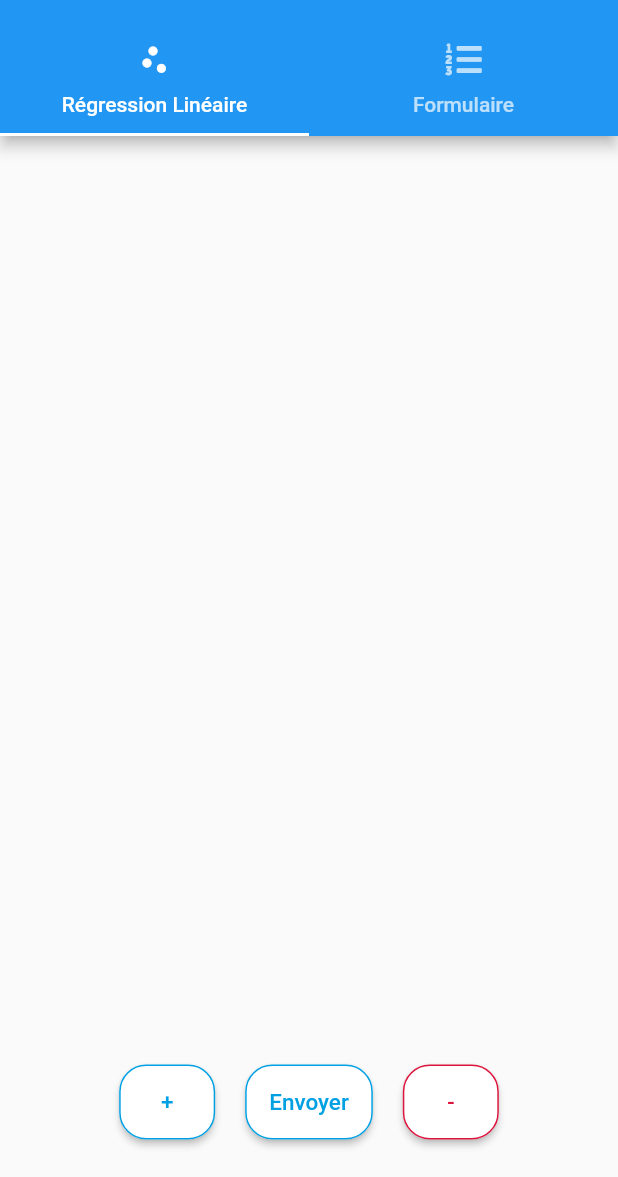
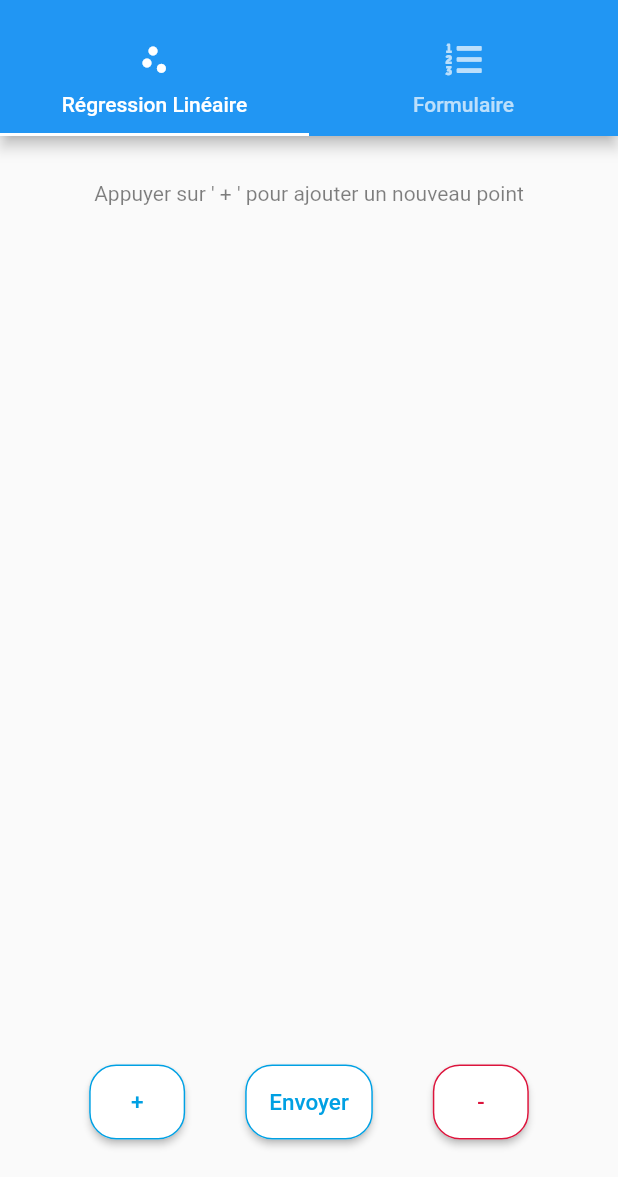
Before and after one commit to aznnn13/projetm1_mobile, a Flutter app: the screen it shows after launch, on a phone screen of 412 x 824 dp, the part 59-1236 px from its top. Run offline on Flutter 3.47's test engine with Material 2 defaults, Android fonts, the phone set to English and light mode, and no system bars; our stand-ins replace font_awesome_flutter.

Commit message:
added text opacity change in state

```diff
--- a/lib/tabs/regression_lineaire.dart
+++ b/lib/tabs/regression_lineaire.dart
@@ -18,6 +18,7 @@ class _MyState extends State<RegressionLineaire> {
   List<Widget> rowList = [];
   List<TextEditingController> listControllerX = [];
   List<TextEditingController> listControllerY = [];
+  double opacity = 0.5;
 
   void addNewPoint() {
     TextEditingController controllerX = TextEditingController();
@@ -40,7 +41,8 @@ class _MyState extends State<RegressionLineaire> {
               child: TextField(
                 controller: controllerX,
                 inputFormatters: [
-                  FilteringTextInputFormatter.allow(RegExp(r'(^-?\d*\.?\d{0,5})')),
+                  FilteringTextInputFormatter.allow(
+                      RegExp(r'(^-?\d*\.?\d{0,5})')),
                   /*TODO: autoriser des valeurs négatives*/
                 ],
                 keyboardType:
@@ -56,7 +58,8 @@ class _MyState extends State<RegressionLineaire> {
               child: TextField(
                 controller: controllerY,
                 inputFormatters: [
-                  FilteringTextInputFormatter.allow(RegExp(r'(^-?\d*\.?\d{0,5})')),
+                  FilteringTextInputFormatter.allow(
+                      RegExp(r'(^-?\d*\.?\d{0,5})')),
                 ],
                 keyboardType:
                     const TextInputType.numberWithOptions(decimal: true),
@@ -74,20 +77,23 @@ class _MyState extends State<RegressionLineaire> {
       ],
     ));
     nbPoints++;
-    setState(() {});
+    setState(() {
+      opacity = 0;
+    });
   }
 
   Future<void> envoyer() async {
     List<String> listX = [];
     List<String> listY = [];
-
-    for (int i = 0; i < nbPoints-1; i++) {
-          listX.add(listControllerX[i].text.toString());
-          listY.add(listControllerY[i].text.toString());
+    opacity = 0;
+    for (int i = 0; i < nbPoints - 1; i++) {
+      listX.add(listControllerX[i].text.toString());
+      listY.add(listControllerY[i].text.toString());
     }
 
     final response = await http.post(
-      Uri.parse('http://127.0.0.1:5000/apiRegression'), // 10.0.2.2 = localhost pour android
+      Uri.parse('http://127.0.0.1:5000/apiRegression'),
+      // 10.0.2.2 = localhost pour android
       headers: <String, String>{
         'Content-Type': 'application/json; charset=UTF-8',
       },
@@ -117,7 +123,11 @@ class _MyState extends State<RegressionLineaire> {
       rowList.removeLast();
       nbPoints--;
     }
-    setState(() {});
+    setState(() {
+      if (rowList.isEmpty) {
+        opacity = 0.5;
+      }
+    });
   }
 
   @override
@@ -125,7 +135,11 @@ class _MyState extends State<RegressionLineaire> {
     return Column(
       children: [
         const SizedBox(
-          height: 15,
+          height: 30,
+        ),
+        Text(
+          "Appuyer sur ' + ' pour ajouter un nouveau point",
+          style: TextStyle(color: Colors.black.withOpacity(opacity)),
         ),
         Expanded(
           child: ListView.builder(
@@ -159,7 +173,7 @@ class _MyState extends State<RegressionLineaire> {
                   },
                   child: const Text("+", style: TextStyle(fontSize: 15)),
                 )),
-            const SizedBox(width: 20),
+            const SizedBox(width: 40),
             SizedBox(
                 height: 50.0,
                 child: ElevatedButton(
@@ -180,7 +194,7 @@ class _MyState extends State<RegressionLineaire> {
                   },
                   child: const Text("Envoyer", style: TextStyle(fontSize: 15)),
                 )),
-            const SizedBox(width: 20),
+            const SizedBox(width: 40),
             SizedBox(
                 height: 50.0,
                 child: ElevatedButton(
```
